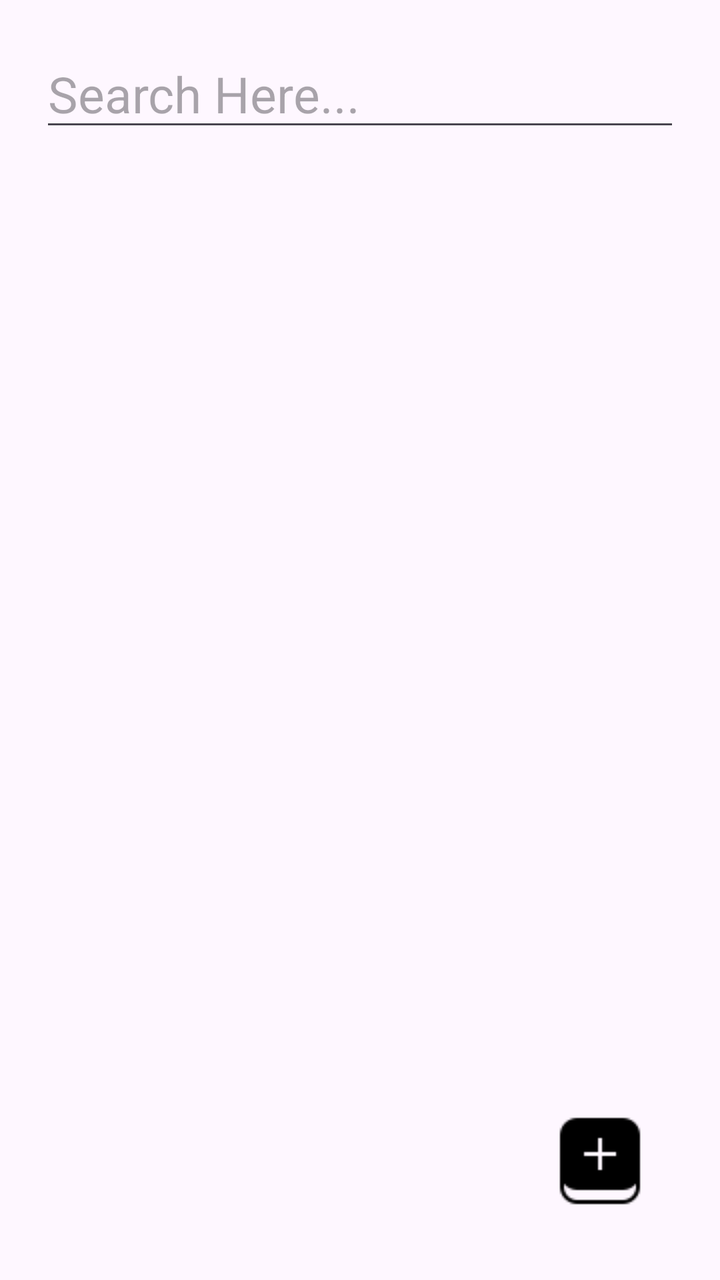
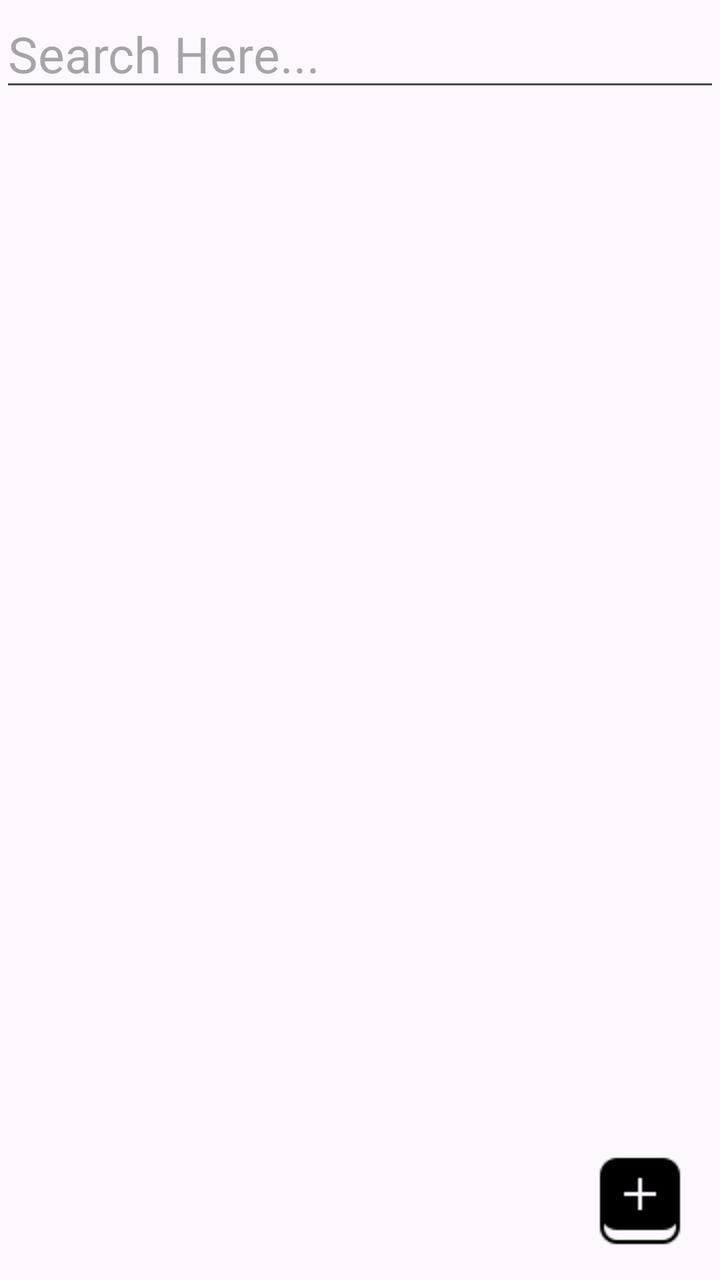

Before-and-after screenshots of an Android layout around one commit, followed by the original layout XML and the change that was made.
<!-- AndroidManifest.xml: application theme Theme.FristProject__Kt -->
<!-- res/layout/activity_main.xml -->
<?xml version="1.0" encoding="utf-8"?>
<LinearLayout xmlns:android="http://schemas.android.com/apk/res/android"
    xmlns:app="http://schemas.android.com/apk/res-auto"
    xmlns:tools="http://schemas.android.com/tools"
    android:id="@+id/main"
    android:layout_width="match_parent"
    android:layout_height="match_parent"
    tools:context=".MainActivity"
    android:orientation="vertical"
    android:padding="20dp"
    >

    <EditText
        android:id="@+id/edSearch"
        android:layout_width="match_parent"
        android:layout_height="wrap_content"
        android:text=""
        android:textSize="25dp"
        android:hint="Search Here..."
        />


    <RelativeLayout
        android:layout_width="match_parent"
        android:layout_height="match_parent"
        >

        <ListView
            android:id="@+id/listView"
            android:layout_width="match_parent"
            android:layout_height="wrap_content"
            />

       <ImageView
           android:id="@+id/imageAdd"
           android:layout_width="wrap_content"
           android:layout_height="wrap_content"
           android:src="@drawable/plus4_icon"
           android:layout_alignParentRight="true"
           android:layout_alignParentBottom="true"
           android:layout_margin="15dp"
           />


    </RelativeLayout>

</LinearLayout>
<!-- resources referenced by this layout -->
<resources>
  <!-- drawable plus4_icon: png bitmap (drawable, 482 bytes) -->
  <style name="Theme.FristProject__Kt" parent="Base.Theme.FristProject__Kt" />
  <style name="Base.Theme.FristProject__Kt" parent="Theme.Material3.DayNight.NoActionBar">
          
          
      </style>
</resources>

<!-- the commit's change to res/layout/activity_main.xml (unified diff, before → after) -->
@@ -7,7 +7,7 @@
     android:layout_height="match_parent"
     tools:context=".MainActivity"
     android:orientation="vertical"
-    android:padding="20dp"
+    android:fitsSystemWindows="true"
     >
 
     <EditText
@@ -29,6 +29,8 @@
             android:id="@+id/listView"
             android:layout_width="match_parent"
             android:layout_height="wrap_content"
+            android:layout_marginLeft="16dp"
+            android:layout_marginRight="16dp"
             />
 
        <ImageView
